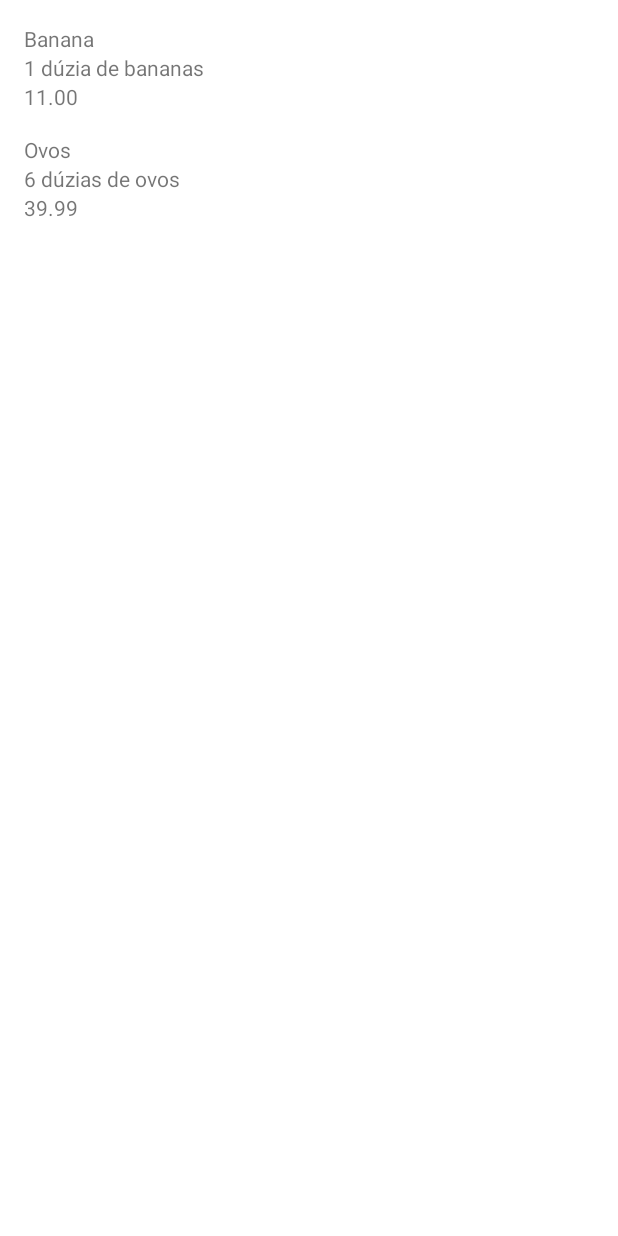
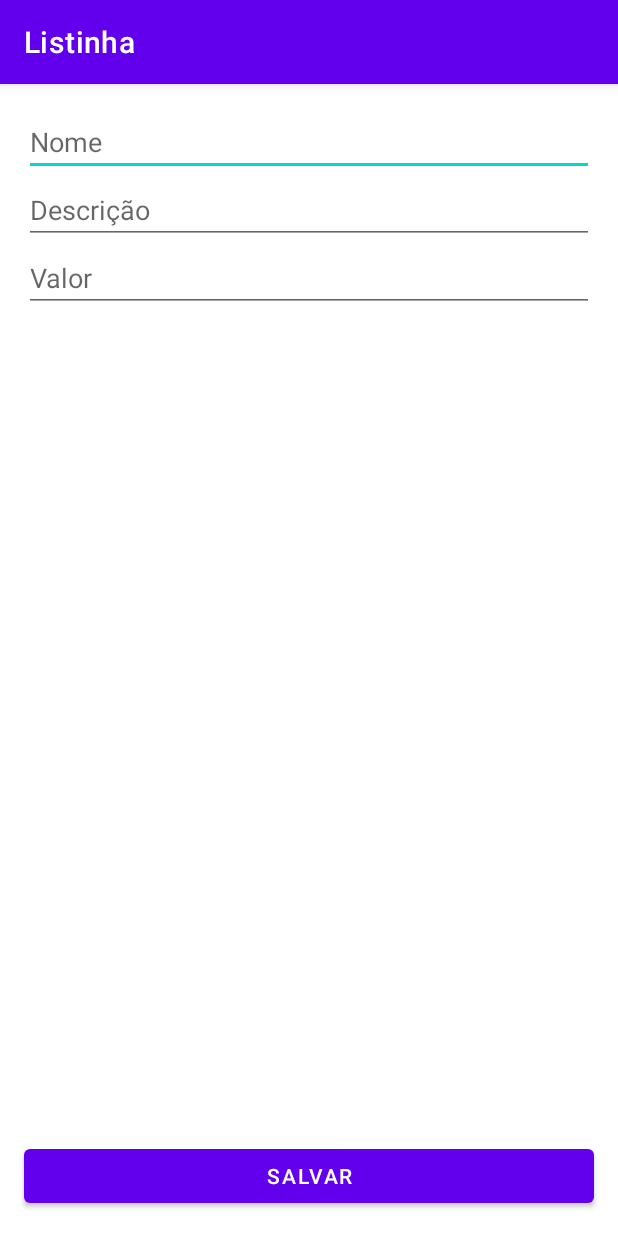
Before and after one commit to coelhoadler/listiha, an Android app: the screen it shows after launch (MainActivity before the commit, FormProductActivity after it), on a phone screen of 412 x 824 dp. Run offline under Robolectric (Android 15) with nearby library versions, the phone set to English and light mode, and no system bars.

Commit message:
feat:(form) implementação do formulário de produtos

```diff
--- a/app/build.gradle.kts
+++ b/app/build.gradle.kts
@@ -34,9 +34,10 @@ android {
 
 dependencies {
 
-    implementation("androidx.core:core-ktx:1.10.1")
+    implementation("androidx.core:core-ktx:1.12.0")
     implementation("androidx.appcompat:appcompat:1.6.1")
-    implementation("com.google.android.material:material:1.9.0")
+    implementation("com.google.android.material:material:1.11.0")
+    implementation("androidx.constraintlayout:constraintlayout:2.1.4")
     testImplementation("junit:junit:4.13.2")
     androidTestImplementation("androidx.test.ext:junit:1.1.5")
     androidTestImplementation("androidx.test.espresso:espresso-core:3.5.1")
--- /dev/null
+++ b/app/src/main/java/br/com/alura/listinha/FormProductActivity.kt
@@ -0,0 +1,6 @@
+package br.com.alura.listinha
+
+import androidx.appcompat.app.AppCompatActivity
+import android.os.Bundle
+
+class FormProductActivity : AppCompatActivity(R.layout.activity_form_product) { }
--- a/app/src/main/java/br/com/alura/listinha/ui/activity/MainActivity.kt
+++ b/app/src/main/java/br/com/alura/listinha/ui/activity/MainActivity.kt
@@ -2,13 +2,14 @@ package br.com.alura.listinha.ui.activity
 
 import android.app.Activity
 import android.os.Bundle
+import androidx.appcompat.app.AppCompatActivity
 import androidx.recyclerview.widget.RecyclerView
 import br.com.alura.listinha.R
 import br.com.alura.listinha.model.Product
 import br.com.alura.listinha.ui.recyclerView.adapter.ProductsListAdapter
 import java.math.BigDecimal
 
-class MainActivity : Activity() {
+class MainActivity : AppCompatActivity() {
 
     override fun onCreate(savedInstanceState: Bundle?) {
         super.onCreate(savedInstanceState)
--- a/app/src/main/java/br/com/alura/listinha/ui/recyclerView/adapter/ProductsListAdapter.kt
+++ b/app/src/main/java/br/com/alura/listinha/ui/recyclerView/adapter/ProductsListAdapter.kt
@@ -24,7 +24,7 @@ class ProductsListAdapter(
             inputDesc.text = product.description
             inputValue.text = product.value.toPlainString()
         }
-    };
+    }
 
     override fun onCreateViewHolder(parent: ViewGroup, viewType: Int): ViewHolder {
         val inflater = LayoutInflater.from(context)
--- /dev/null
+++ b/app/src/main/res/layout/activity_form_product.xml
@@ -0,0 +1,43 @@
+<?xml version="1.0" encoding="utf-8"?>
+<androidx.constraintlayout.widget.ConstraintLayout xmlns:android="http://schemas.android.com/apk/res/android"
+    xmlns:app="http://schemas.android.com/apk/res-auto"
+    xmlns:tools="http://schemas.android.com/tools"
+    android:layout_width="match_parent"
+    android:layout_height="match_parent"
+    tools:context=".FormProductActivity">
+
+    <EditText android:id="@+id/name"
+        android:layout_width="0dp"
+        android:layout_height="wrap_content"
+        app:layout_constraintEnd_toEndOf="parent"
+        app:layout_constraintStart_toStartOf="parent"
+        app:layout_constraintTop_toTopOf="parent"
+        android:hint="Nome"
+        android:layout_margin="16dp"/>
+
+    <EditText android:id="@+id/description"
+        android:layout_width="0dp"
+        android:layout_height="wrap_content"
+        app:layout_constraintEnd_toEndOf="@+id/name"
+        app:layout_constraintStart_toStartOf="@+id/name"
+        app:layout_constraintTop_toBottomOf="@id/name"
+        android:hint="Descrição" />
+
+    <EditText android:id="@+id/value"
+        android:layout_width="0dp"
+        android:layout_height="wrap_content"
+        app:layout_constraintEnd_toEndOf="@id/description"
+        app:layout_constraintStart_toStartOf="@+id/description"
+        app:layout_constraintTop_toBottomOf="@+id/description"
+        android:hint="Valor" />
+
+    <Button
+        android:layout_width="0dp"
+        android:layout_height="wrap_content"
+        app:layout_constraintStart_toStartOf="parent"
+        app:layout_constraintEnd_toEndOf="parent"
+        app:layout_constraintBottom_toBottomOf="parent"
+        android:layout_margin="16dp"
+        android:text="Salvar" />
+
+</androidx.constraintlayout.widget.ConstraintLayout>
```
Also changed, not shown: app/src/main/AndroidManifest.xml (+12 -2 lines).
